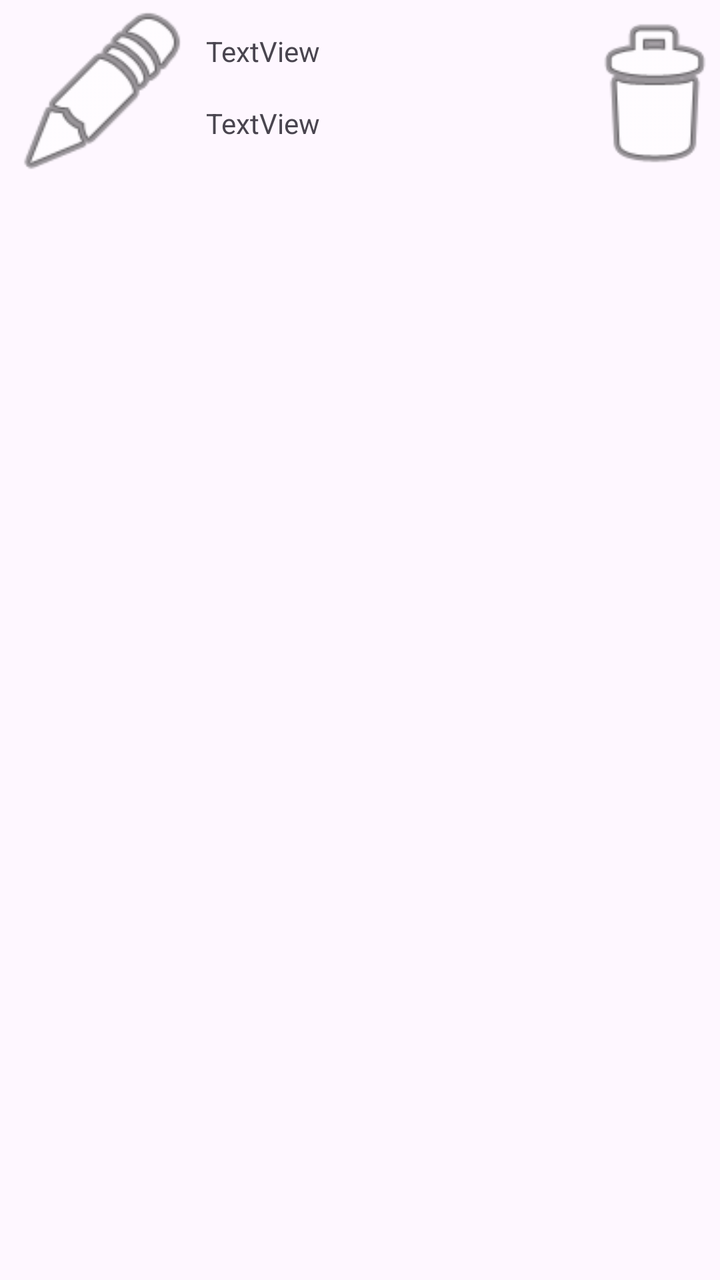
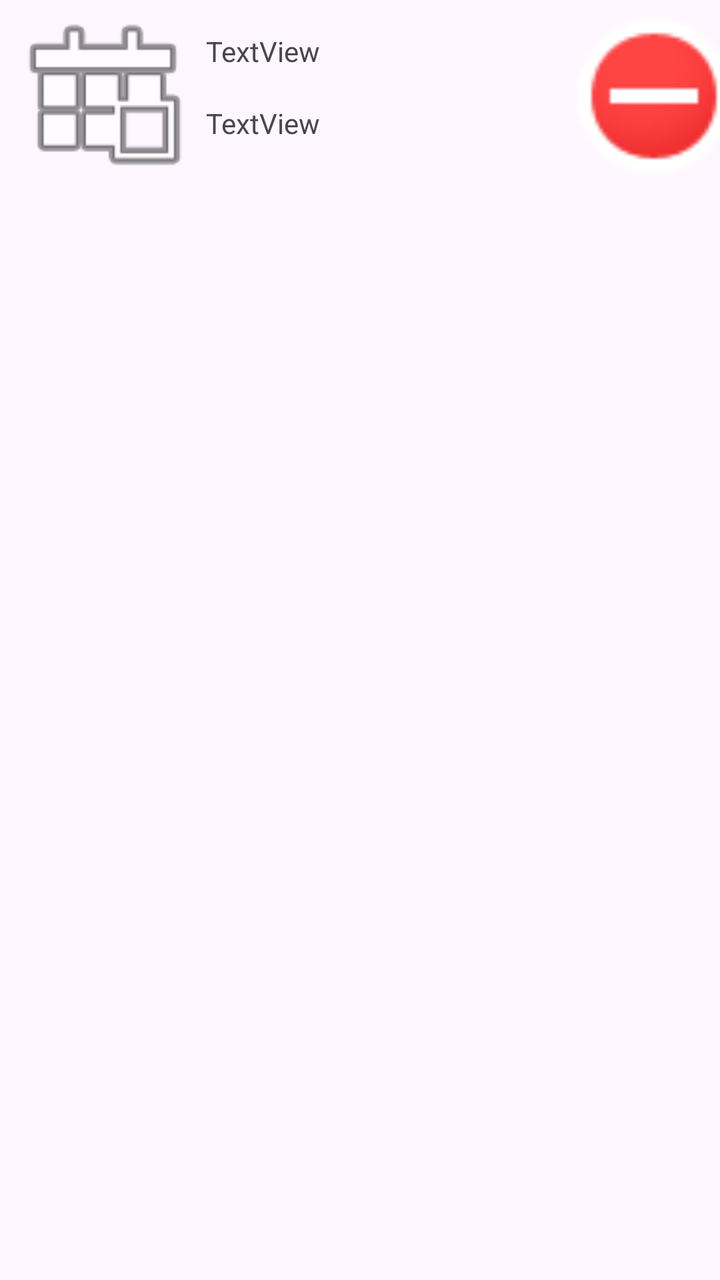

Screens rendered from an Android XML layout before and after an edit, with the pre-edit source and the edit as a unified diff.
<!-- AndroidManifest.xml: application theme Theme.ChapterEight -->
<!-- res/layout/adapter_row.xml -->
<?xml version="1.0" encoding="utf-8"?>
<androidx.constraintlayout.widget.ConstraintLayout xmlns:android="http://schemas.android.com/apk/res/android"
    xmlns:app="http://schemas.android.com/apk/res-auto"
    xmlns:tools="http://schemas.android.com/tools"
    android:layout_width="match_parent"
    android:layout_height="wrap_content">


        <TextView
            android:id="@+id/tvName"
            android:layout_width="155dp"
            android:layout_height="36dp"
            android:layout_marginTop="16dp"
            android:text="TextView"
            app:layout_constraintStart_toEndOf="@+id/imageView"
            app:layout_constraintTop_toTopOf="parent" />

        <TextView
            android:id="@+id/tvPhone"
            android:layout_width="155dp"
            android:layout_height="35dp"
            android:text="TextView"
            app:layout_constraintStart_toStartOf="@+id/tvName"
            app:layout_constraintTop_toBottomOf="@+id/tvName" />

        <ImageView
            android:id="@+id/imageView"
            android:layout_width="103dp"
            android:layout_height="92dp"
            app:layout_constraintStart_toStartOf="parent"
            app:layout_constraintTop_toTopOf="parent"
            app:srcCompat="@android:drawable/ic_menu_edit" />

        <ImageView
            android:id="@+id/imgDelete"
            android:layout_width="98dp"
            android:layout_height="88dp"
            android:layout_marginStart="36dp"
            android:layout_marginTop="4dp"
            app:layout_constraintEnd_toEndOf="parent"
            app:layout_constraintStart_toEndOf="@+id/tvName"
            app:layout_constraintTop_toTopOf="parent"
            app:srcCompat="@android:drawable/ic_menu_delete" />
</androidx.constraintlayout.widget.ConstraintLayout>
<!-- resources referenced by this layout -->
<resources>
  <style name="Theme.ChapterEight" parent="Base.Theme.ChapterEight" />
  <style name="Base.Theme.ChapterEight" parent="Theme.Material3.DayNight.NoActionBar">
          
          
      </style>
</resources>

<!-- the commit's change to res/layout/adapter_row.xml (unified diff, before → after) -->
@@ -29,7 +29,7 @@
             android:layout_height="92dp"
             app:layout_constraintStart_toStartOf="parent"
             app:layout_constraintTop_toTopOf="parent"
-            app:srcCompat="@android:drawable/ic_menu_edit" />
+            app:srcCompat="@android:drawable/ic_menu_today" />
 
         <ImageView
             android:id="@+id/imgDelete"
@@ -40,5 +40,5 @@
             app:layout_constraintEnd_toEndOf="parent"
             app:layout_constraintStart_toEndOf="@+id/tvName"
             app:layout_constraintTop_toTopOf="parent"
-            app:srcCompat="@android:drawable/ic_menu_delete" />
+            app:srcCompat="@android:drawable/presence_busy" />
 </androidx.constraintlayout.widget.ConstraintLayout>
